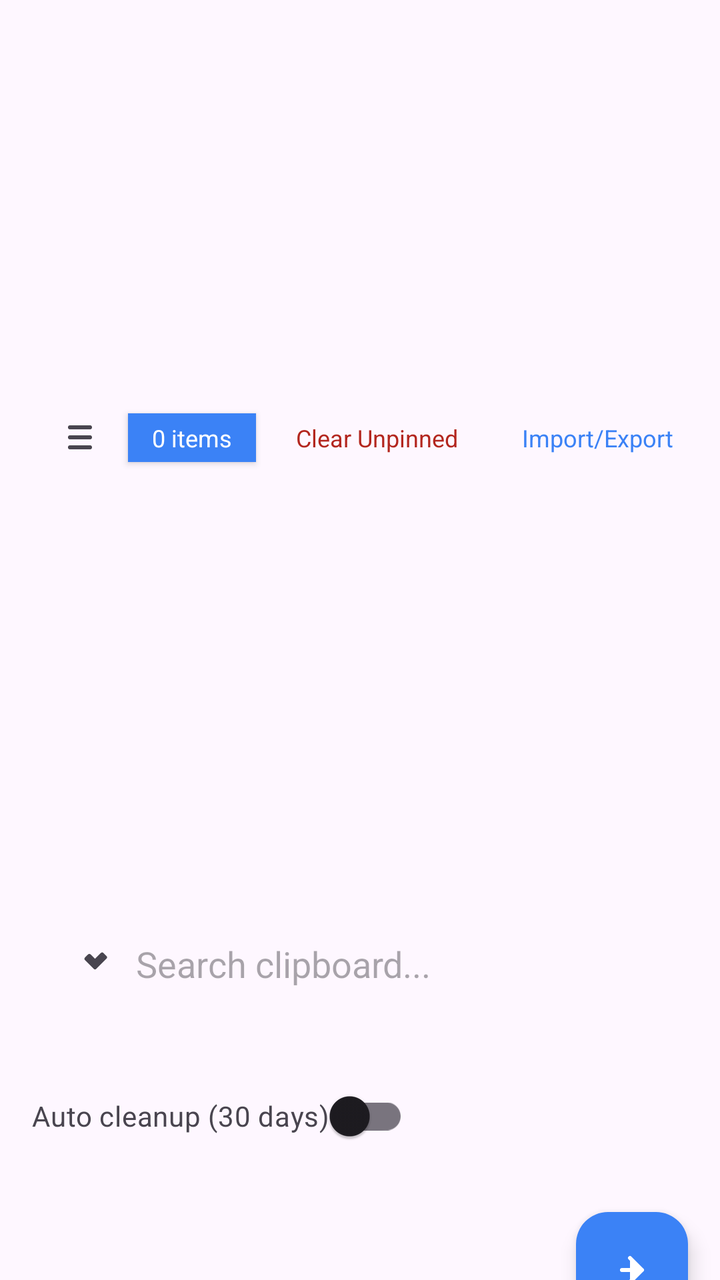
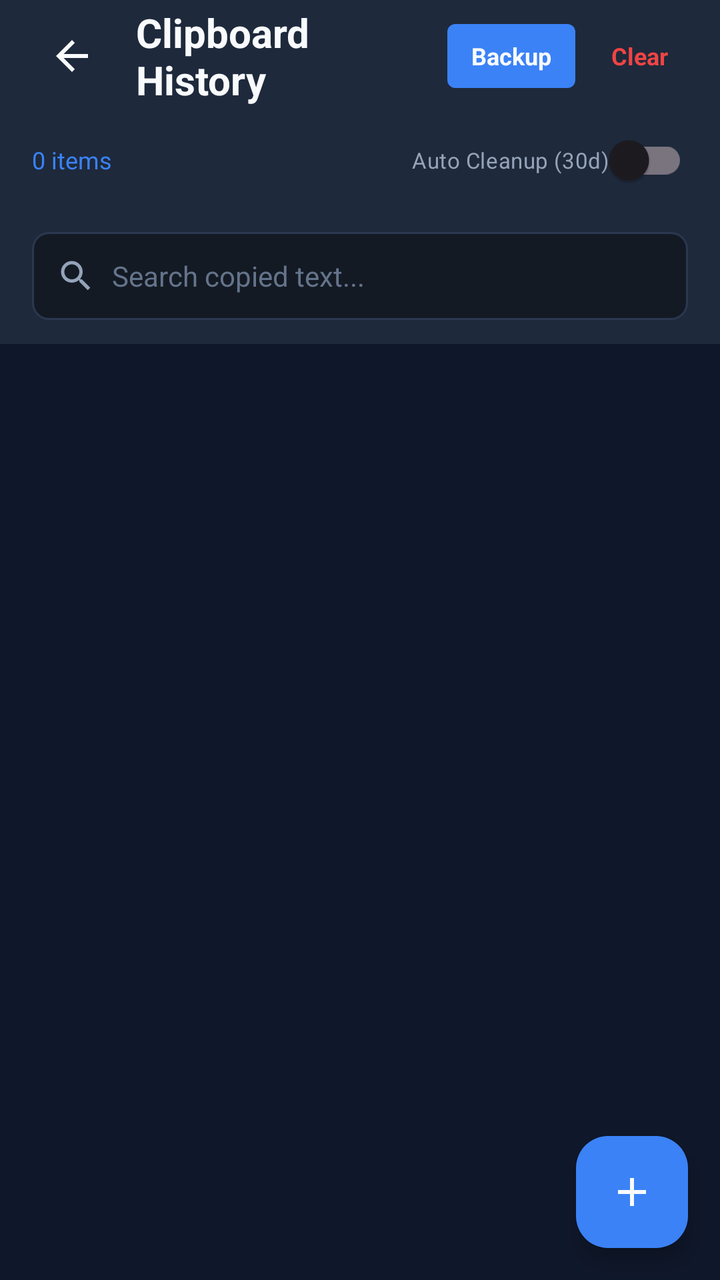

Compare the two renders of this Android layout. The source of the first and the diff that turns it into the second are given below.
<!-- AndroidManifest.xml: application theme Theme.CustomKeyboard -->
<!-- res/layout/activity_clipboard_history.xml -->
<?xml version="1.0" encoding="utf-8"?>
<LinearLayout xmlns:android="http://schemas.android.com/apk/res/android"
    xmlns:app="http://schemas.android.com/apk/res-auto"
    android:layout_width="match_parent"
    android:layout_height="match_parent"
    android:orientation="vertical"
    android:background="?android:attr/colorBackground">

    
    <LinearLayout
        android:layout_width="match_parent"
        android:layout_height="wrap_content"
        android:orientation="horizontal"
        android:padding="16dp"
        android:gravity="center_vertical"
        android:background="?attr/colorSurface">

        <ImageButton
            android:id="@+id/btn_back"
            android:layout_width="48dp"
            android:layout_height="48dp"
            android:src="@drawable/ic_arrow_back"
            android:background="?attr/selectableItemBackgroundBorderless"
            android:contentDescription="Back" />

        <TextView
            android:layout_width="0dp"
            android:layout_height="wrap_content"
            android:layout_weight="1"
            android:text="Clipboard History"
            android:textSize="20sp"
            android:textStyle="bold"
            android:textColor="?android:attr/textColorPrimary"
            android:paddingStart="8dp" />

        <TextView
            android:id="@+id/tv_item_count"
            android:layout_width="wrap_content"
            android:layout_height="wrap_content"
            android:text="0 items"
            android:textSize="12sp"
            android:textColor="?attr/colorOnPrimary"
            android:paddingHorizontal="12dp"
            android:paddingVertical="4dp"
            android:background="?attr/colorPrimary"
            android:backgroundTint="?attr/colorPrimary"
            android:elevation="2dp" />

        <TextView
            android:id="@+id/btn_clear_unpinned"
            android:layout_width="wrap_content"
            android:layout_height="wrap_content"
            android:text="Clear Unpinned"
            android:textSize="12sp"
            android:textColor="?attr/colorError"
            android:paddingHorizontal="12dp"
            android:paddingVertical="4dp"
            android:layout_marginStart="8dp" />

        <TextView
            android:id="@+id/btn_import_export"
            android:layout_width="wrap_content"
            android:layout_height="wrap_content"
            android:text="Import/Export"
            android:textSize="12sp"
            android:textColor="?attr/colorPrimary"
            android:paddingHorizontal="12dp"
            android:paddingVertical="4dp"
            android:layout_marginStart="8dp" />
    </LinearLayout>

    
    <EditText
        android:id="@+id/et_search"
        android:layout_width="match_parent"
        android:layout_height="wrap_content"
        android:hint="Search clipboard..."
        android:padding="16dp"
        android:drawableStart="@drawable/ic_search"
        android:drawablePadding="12dp"
        android:background="?attr/colorSurface"
        android:textColor="?android:attr/textColorPrimary"
        android:textColorHint="?android:attr/textColorHint"
        android:layout_margin="16dp"
        android:backgroundTint="@android:color/transparent" />

    
    <LinearLayout
        android:layout_width="match_parent"
        android:layout_height="wrap_content"
        android:orientation="horizontal"
        android:paddingHorizontal="16dp"
        android:paddingVertical="8dp"
        android:gravity="center_vertical">

        <com.google.android.material.switchmaterial.SwitchMaterial
            android:id="@+id/switch_auto_cleanup"
            android:layout_width="wrap_content"
            android:layout_height="wrap_content"
            android:text="Auto cleanup (30 days)"
            android:textSize="14sp"
            android:textColor="?android:attr/textColorSecondary" />
    </LinearLayout>

    
    <androidx.recyclerview.widget.RecyclerView
        android:id="@+id/rv_clips"
        android:layout_width="match_parent"
        android:layout_height="0dp"
        android:layout_weight="1"
        android:paddingHorizontal="8dp"
        android:clipToPadding="false" />

    
    <com.google.android.material.floatingactionbutton.FloatingActionButton
        android:id="@+id/fab_add"
        android:layout_width="wrap_content"
        android:layout_height="wrap_content"
        android:layout_gravity="bottom|end"
        android:layout_margin="16dp"
        android:src="@drawable/ic_add"
        android:contentDescription="Add clipboard item"
        app:backgroundTint="?attr/colorPrimary"
        app:tint="?attr/colorOnPrimary" />

</LinearLayout>
<!-- resources referenced by this layout -->
<resources>
  <!-- drawable ic_add (drawable) -->
  <?xml version="1.0" encoding="utf-8"?>
  <vector xmlns:android="http://schemas.android.com/apk/res/android"
      android:width="24dp"
      android:height="24dp"
      android:viewportWidth="24"
      android:viewportHeight="24">
      <path
          android:fillColor="?attr/colorControlNormal"
          android:pathData="M17,13 L7,13 M11,7 L17,13 L11,19"
          android:strokeWidth="2"
          android:strokeColor="?attr/colorControlNormal"
          android:strokeLineCap="round"
          android:strokeLineJoin="round"/>
  </vector>
  <!-- drawable ic_arrow_back (drawable) -->
  <?xml version="1.0" encoding="utf-8"?>
  <vector xmlns:android="http://schemas.android.com/apk/res/android"
      android:width="24dp"
      android:height="24dp"
      android:viewportWidth="24"
      android:viewportHeight="24">
      <path
          android:fillColor="?attr/colorControlNormal"
          android:pathData="M17,7 L7,7 M17,12 L7,12 M17,17 L7,17"
          android:strokeWidth="2"
          android:strokeColor="?attr/colorControlNormal"
          android:strokeLineCap="round"/>
  </vector>
  <!-- drawable ic_search (drawable) -->
  <?xml version="1.0" encoding="utf-8"?>
  <vector xmlns:android="http://schemas.android.com/apk/res/android"
      android:width="24dp"
      android:height="24dp"
      android:viewportWidth="24"
      android:viewportHeight="24">
      <path
          android:fillColor="?attr/colorControlNormal"
          android:pathData="M15.5,14 L20.5,9 L19.08,7.58 L15.5,11.16 L12.67,8.33 L11.25,9.75 Z"
          android:strokeWidth="2"
          android:strokeColor="?attr/colorControlNormal"
          android:strokeLineCap="round"
          android:strokeLineJoin="round"/>
  </vector>
  <style name="Theme.CustomKeyboard" parent="Theme.Material3.DayNight.NoActionBar">
          <item name="colorPrimary">@color/accent_blue</item>
          <item name="android:windowBackground">@color/bg_dark</item>
          <item name="android:statusBarColor">@color/bg_dark</item>
      </style>
  <color name="accent_blue">#3B82F6</color>
  <color name="bg_dark">#0F172A</color>
</resources>

<!-- the commit's change to res/layout/activity_clipboard_history.xml (unified diff, before → after) -->
@@ -1,115 +1,136 @@
 <?xml version="1.0" encoding="utf-8"?>
-<LinearLayout xmlns:android="http://schemas.android.com/apk/res/android"
+<androidx.coordinatorlayout.widget.CoordinatorLayout xmlns:android="http://schemas.android.com/apk/res/android"
     xmlns:app="http://schemas.android.com/apk/res-auto"
     android:layout_width="match_parent"
     android:layout_height="match_parent"
-    android:orientation="vertical"
-    android:background="?android:attr/colorBackground">
+    android:background="@color/bg_dark">
 
-    
-    <LinearLayout
+    <com.google.android.material.appbar.AppBarLayout
         android:layout_width="match_parent"
         android:layout_height="wrap_content"
-        android:orientation="horizontal"
-        android:padding="16dp"
-        android:gravity="center_vertical"
-        android:background="?attr/colorSurface">
+        android:background="@color/m3_surface">
 
-        <ImageButton
-            android:id="@+id/btn_back"
-            android:layout_width="48dp"
-            android:layout_height="48dp"
-            android:src="@drawable/ic_arrow_back"
-            android:background="?attr/selectableItemBackgroundBorderless"
-            android:contentDescription="Back" />
+        <LinearLayout
+            android:layout_width="match_parent"
+            android:layout_height="?android:attr/actionBarSize"
+            android:orientation="horizontal"
+            android:gravity="center_vertical"
+            android:paddingHorizontal="16dp"
+            android:background="@color/m3_surface">
 
-        <TextView
-            android:layout_width="0dp"
+            <ImageButton
+                android:id="@+id/btn_back"
+                android:layout_width="40dp"
+                android:layout_height="40dp"
+                android:src="@drawable/ic_arrow_back"
+                android:background="@drawable/bg_feature_btn"
+                android:contentDescription="Back"
+                android:scaleType="centerInside" />
+
+            <TextView
+                android:layout_width="0dp"
+                android:layout_height="wrap_content"
+                android:layout_weight="1"
+                android:layout_marginStart="12dp"
+                android:text="Clipboard History"
+                android:textSize="20sp"
+                android:textStyle="bold"
+                android:textColor="@color/text_primary" />
+
+            <TextView
+                android:id="@+id/btn_import_export"
+                android:layout_width="wrap_content"
+                android:layout_height="32dp"
+                android:paddingHorizontal="12dp"
+                android:gravity="center"
+                android:text="Backup"
+                android:textSize="12sp"
+                android:textColor="@color/text_primary"
+                android:textStyle="bold"
+                android:background="@drawable/bg_category_badge" />
+
+            <TextView
+                android:id="@+id/btn_clear_unpinned"
+                android:layout_width="wrap_content"
+                android:layout_height="32dp"
+                android:layout_marginStart="8dp"
+                android:paddingHorizontal="10dp"
+                android:gravity="center"
+                android:text="Clear"
+                android:textSize="12sp"
+                android:textColor="@color/accent_red"
+                android:textStyle="bold" />
+        </LinearLayout>
+
+        
+        <LinearLayout
+            android:layout_width="match_parent"
             android:layout_height="wrap_content"
-            android:layout_weight="1"
-            android:text="Clipboard History"
-            android:textSize="20sp"
-            android:textStyle="bold"
-            android:textColor="?android:attr/textColorPrimary"
-            android:paddingStart="8dp" />
+            android:orientation="horizontal"
+            android:paddingHorizontal="16dp"
+            android:paddingBottom="12dp"
+            android:gravity="center_vertical">
 
-        <TextView
-            android:id="@+id/tv_item_count"
-            android:layout_width="wrap_content"
-            android:layout_height="wrap_content"
-            android:text="0 items"
-            android:textSize="12sp"
-            android:textColor="?attr/colorOnPrimary"
+            <TextView
+                android:id="@+id/tv_item_count"
+                android:layout_width="0dp"
+                android:layout_height="wrap_content"
+                android:layout_weight="1"
+                android:text="0 items"
+                android:textSize="12sp"
+                android:textColor="@color/accent_blue" />
+
+            <com.google.android.material.switchmaterial.SwitchMaterial
+                android:id="@+id/switch_auto_cleanup"
+                android:layout_width="wrap_content"
+                android:layout_height="wrap_content"
+                android:text="Auto Cleanup (30d)"
+                android:textSize="11sp"
+                android:textColor="@color/text_secondary" />
+        </LinearLayout>
+
+        
+        <LinearLayout
+            android:layout_width="match_parent"
+            android:layout_height="44dp"
+            android:layout_marginHorizontal="16dp"
+            android:layout_marginBottom="12dp"
+            android:orientation="horizontal"
+            android:gravity="center_vertical"
             android:paddingHorizontal="12dp"
-            android:paddingVertical="4dp"
-            android:background="?attr/colorPrimary"
-            android:backgroundTint="?attr/colorPrimary"
-            android:elevation="2dp" />
+            android:background="@drawable/bg_edit_text">
 
-        <TextView
-            android:id="@+id/btn_clear_unpinned"
-            android:layout_width="wrap_content"
-            android:layout_height="wrap_content"
-            android:text="Clear Unpinned"
-            android:textSize="12sp"
-            android:textColor="?attr/colorError"
-            android:paddingHorizontal="12dp"
-            android:paddingVertical="4dp"
-            android:layout_marginStart="8dp" />
+            <ImageView
+                android:layout_width="20dp"
+                android:layout_height="20dp"
+                android:src="@drawable/ic_search"
+                android:contentDescription="Search" />
 
-        <TextView
-            android:id="@+id/btn_import_export"
-            android:layout_width="wrap_content"
-            android:layout_height="wrap_content"
-            android:text="Import/Export"
-            android:textSize="12sp"
-            android:textColor="?attr/colorPrimary"
-            android:paddingHorizontal="12dp"
-            android:paddingVertical="4dp"
-            android:layout_marginStart="8dp" />
-    </LinearLayout>
-
-    
-    <EditText
-        android:id="@+id/et_search"
-        android:layout_width="match_parent"
-        android:layout_height="wrap_content"
-        android:hint="Search clipboard..."
-        android:padding="16dp"
-        android:drawableStart="@drawable/ic_search"
-        android:drawablePadding="12dp"
-        android:background="?attr/colorSurface"
-        android:textColor="?android:attr/textColorPrimary"
-        android:textColorHint="?android:attr/textColorHint"
-        android:layout_margin="16dp"
-        android:backgroundTint="@android:color/transparent" />
-
-    
-    <LinearLayout
-        android:layout_width="match_parent"
-        android:layout_height="wrap_content"
-        android:orientation="horizontal"
-        android:paddingHorizontal="16dp"
-        android:paddingVertical="8dp"
-        android:gravity="center_vertical">
-
-        <com.google.android.material.switchmaterial.SwitchMaterial
-            android:id="@+id/switch_auto_cleanup"
-            android:layout_width="wrap_content"
-            android:layout_height="wrap_content"
-            android:text="Auto cleanup (30 days)"
-            android:textSize="14sp"
-            android:textColor="?android:attr/textColorSecondary" />
-    </LinearLayout>
+            <EditText
+                android:id="@+id/et_search"
+                android:layout_width="match_parent"
+                android:layout_height="match_parent"
+                android:layout_marginStart="8dp"
+                android:background="@android:color/transparent"
+                android:hint="Search copied text..."
+                android:textSize="14sp"
+                android:textColor="@color/text_primary"
+                android:textColorHint="@color/text_hint"
+                android:inputType="text"
+                android:maxLines="1"
+                android:imeOptions="actionSearch" />
+        </LinearLayout>
+    </com.google.android.material.appbar.AppBarLayout>
 
     
     <androidx.recyclerview.widget.RecyclerView
         android:id="@+id/rv_clips"
         android:layout_width="match_parent"
-        android:layout_height="0dp"
-        android:layout_weight="1"
-        android:paddingHorizontal="8dp"
-        android:clipToPadding="false" />
+        android:layout_height="match_parent"
+        android:paddingTop="8dp"
+        android:paddingBottom="80dp"
+        android:clipToPadding="false"
+        app:layout_behavior="@string/appbar_scrolling_view_behavior" />
 
     
     <com.google.android.material.floatingactionbutton.FloatingActionButton
@@ -119,8 +140,8 @@
         android:layout_gravity="bottom|end"
         android:layout_margin="16dp"
         android:src="@drawable/ic_add"
-        android:contentDescription="Add clipboard item"
-        app:backgroundTint="?attr/colorPrimary"
-        app:tint="?attr/colorOnPrimary" />
+        android:contentDescription="Add item"
+        app:backgroundTint="@color/accent_blue"
+        app:tint="@color/text_primary" />
 
-</LinearLayout>
+</androidx.coordinatorlayout.widget.CoordinatorLayout>
<!-- resource entries referenced after the edit -->
@@ -1,48 +1,34 @@
 <!-- resources referenced by this layout -->
 <resources>
   <!-- drawable ic_add (drawable) -->
-  <?xml version="1.0" encoding="utf-8"?>
   <vector xmlns:android="http://schemas.android.com/apk/res/android"
       android:width="24dp"
       android:height="24dp"
       android:viewportWidth="24"
       android:viewportHeight="24">
       <path
-          android:fillColor="?attr/colorControlNormal"
-          android:pathData="M17,13 L7,13 M11,7 L17,13 L11,19"
-          android:strokeWidth="2"
-          android:strokeColor="?attr/colorControlNormal"
-          android:strokeLineCap="round"
-          android:strokeLineJoin="round"/>
+          android:fillColor="@color/text_primary"
+          android:pathData="M19,13h-6v6h-2v-6H5v-2h6V5h2v6h6v2z" />
   </vector>
   <!-- drawable ic_arrow_back (drawable) -->
-  <?xml version="1.0" encoding="utf-8"?>
   <vector xmlns:android="http://schemas.android.com/apk/res/android"
       android:width="24dp"
       android:height="24dp"
       android:viewportWidth="24"
       android:viewportHeight="24">
       <path
-          android:fillColor="?attr/colorControlNormal"
-          android:pathData="M17,7 L7,7 M17,12 L7,12 M17,17 L7,17"
-          android:strokeWidth="2"
-          android:strokeColor="?attr/colorControlNormal"
-          android:strokeLineCap="round"/>
+          android:fillColor="@color/text_primary"
+          android:pathData="M20,11H7.83l5.59,-5.59L12,4l-8,8 8,8 1.41,-1.41L7.83,13H20v-2z" />
   </vector>
   <!-- drawable ic_search (drawable) -->
-  <?xml version="1.0" encoding="utf-8"?>
   <vector xmlns:android="http://schemas.android.com/apk/res/android"
       android:width="24dp"
       android:height="24dp"
       android:viewportWidth="24"
       android:viewportHeight="24">
       <path
-          android:fillColor="?attr/colorControlNormal"
-          android:pathData="M15.5,14 L20.5,9 L19.08,7.58 L15.5,11.16 L12.67,8.33 L11.25,9.75 Z"
-          android:strokeWidth="2"
-          android:strokeColor="?attr/colorControlNormal"
-          android:strokeLineCap="round"
-          android:strokeLineJoin="round"/>
+          android:fillColor="@color/text_secondary"
+          android:pathData="M9.5,3A6.5,6.5 0 0,1 16,9.5C16,11.11 15.41,12.59 14.44,13.73L14.71,14H15.5L20.5,19L19,20.5L14,15.5V14.71L13.73,14.44C12.59,15.41 11.11,16 9.5,16A6.5,6.5 0 0,1 3,9.5A6.5,6.5 0 0,1 9.5,3M9.5,5C7,5 5,7 5,9.5C5,12 7,14 9.5,14C12,14 14,12 14,9.5C14,7 12,5 9.5,5Z" />
   </vector>
   <style name="Theme.CustomKeyboard" parent="Theme.Material3.DayNight.NoActionBar">
           <item name="colorPrimary">@color/accent_blue</item>
@@ -50,6 +36,36 @@
           <item name="android:statusBarColor">@color/bg_dark</item>
       </style>
   <color name="accent_blue">#3B82F6</color>
+  <color name="accent_red">#EF4444</color>
   <color name="bg_dark">#0F172A</color>
+  <color name="m3_surface">#1E293B</color>
+  <color name="text_hint">#64748B</color>
+  <color name="text_primary">#F8FAFC</color>
+  <color name="text_secondary">#94A3B8</color>
+  <!-- drawable bg_category_badge (drawable) -->
+  <?xml version="1.0" encoding="utf-8"?>
+  <shape xmlns:android="http://schemas.android.com/apk/res/android"
+      android:shape="rectangle">
+      <solid android:color="@color/accent_blue" />
+      <corners android:radius="4dp" />
+  </shape>
+  <!-- drawable bg_edit_text (drawable) -->
+  <?xml version="1.0" encoding="utf-8"?>
+  <shape xmlns:android="http://schemas.android.com/apk/res/android"
+      android:shape="rectangle">
+      <solid android:color="#141A24" />
+      <corners android:radius="8dp" />
+      <stroke android:width="1dp" android:color="#2A3850" />
+  </shape>
+  <!-- drawable bg_feature_btn (drawable) -->
+  <?xml version="1.0" encoding="utf-8"?>
+  <ripple xmlns:android="http://schemas.android.com/apk/res/android"
+      android:color="#30FFFFFF">
+      <item>
+          <shape android:shape="oval">
+              <solid android:color="@android:color/transparent" />
+          </shape>
+      </item>
+  </ripple>
 </resources>
 
